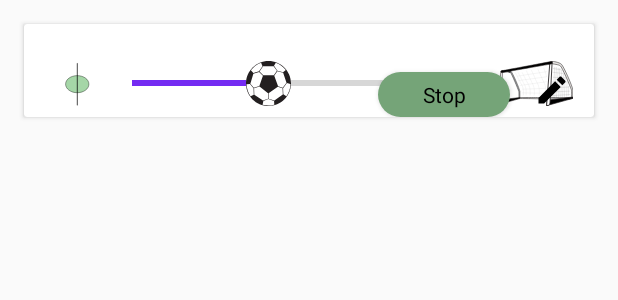
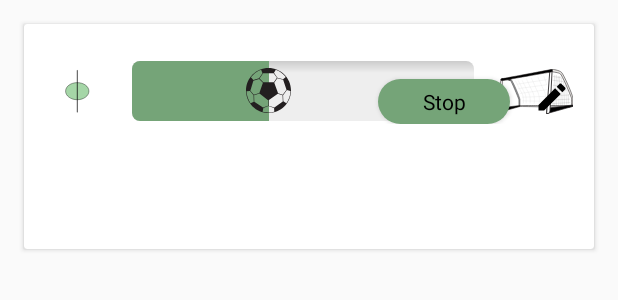
Before and after one commit to petemit/CapstoneProject, an Android app: the layout goal_list_content_less.xml on its own in the app's theme, with its tools: preview values and no code run, on a phone screen of 412 x 824 dp. Shown: the top 300 px of the screen. Run offline under Robolectric (Android 15) with nearby library versions, the phone set to English and light mode, and no system bars.

Commit message:
not been at the worst stopping place ever

```diff
--- a/TimeGoalie/app/src/main/java/us/mindbuilders/petemit/timegoalie/BaseApplication.java
+++ b/TimeGoalie/app/src/main/java/us/mindbuilders/petemit/timegoalie/BaseApplication.java
@@ -55,6 +55,13 @@ public class BaseApplication extends Application {
         goal3.setCreationDate(TimeGoalieDateUtils.getSqlDateString());
         goal3.setIsDaily(1);
         goal3.setIsWeekly(0);
+        Goal goal4 = new Goal();
+        goal4.setName("Take Nap");
+        goal4.setGoalTypeId(1);
+        goal4.setCreationDate(TimeGoalieDateUtils.getSqlDateString());
+        goal4.setIsDaily(1);
+        goal4.setIsWeekly(0);
+
 
         new InsertNewGoal(getBaseContext()).execute(goal);
         new InsertNewGoal(getBaseContext()).execute(goal2);
--- /dev/null
+++ b/TimeGoalie/app/src/main/res/drawable/seekbar.xml
@@ -0,0 +1,58 @@
+<?xml version="1.0" encoding="utf-8"?>
+<layer-list xmlns:android="http://schemas.android.com/apk/res/android">
+
+
+    <item android:id="@android:id/background" >
+
+        <shape>
+            <corners
+                android:radius="5dp" />
+            <gradient
+                android:angle="270"
+                android:startColor="#33000000"
+                android:centerColor="#11000000"
+                android:endColor="#11000000"
+                android:centerY="0.2"
+                android:type="linear"
+                />
+        </shape>
+    </item>
+    <item android:id="@android:id/secondaryProgress" >
+        <clip android:clipOrientation="horizontal" android:gravity="left" >
+            <shape>
+                <corners
+                    android:radius="5dp" />
+                <gradient
+                    android:startColor="@color/primaryDarkColor"
+                    android:centerColor="@color/primaryDarkColor"
+                    android:endColor="@color/primaryDarkColor"
+                    android:angle="0"
+                    />
+            </shape>
+        </clip>
+    </item>
+
+    <item android:id="@android:id/progress" >
+        <clip android:clipOrientation="horizontal" android:gravity="left" >
+            <shape>
+                <corners
+                    android:radius="5dp" />
+                <gradient
+                    android:startColor="@color/primaryDarkColor"
+                    android:centerColor="@color/primaryDarkColor"
+
+                    android:endColor="@color/primaryDarkColor"
+                    android:angle="0"
+                    />
+            </shape>
+        </clip>
+    </item>
+
+    <!--<item android:id="@android:id/progress"-->
+        <!--android:drawable="@drawable/seekbarbg"></item>-->
+    <!--<item android:id="@android:id/background">-->
+        <!--<scale android:drawable="@android:color/transparent"-->
+             <!--/>-->
+    <!--</item>-->
+
+</layer-list>
--- /dev/null
+++ b/TimeGoalie/app/src/main/res/drawable/seekbarbg.xml
@@ -0,0 +1,8 @@
+<?xml version="1.0" encoding="utf-8"?>
+<shape xmlns:android="http://schemas.android.com/apk/res/android"
+    android:shape="line">
+    <stroke
+        android:width="12dp"
+        android:color="@color/primaryDarkColor" />
+
+</shape>
--- a/TimeGoalie/app/src/main/res/drawable/soccerball_small.xml
+++ b/TimeGoalie/app/src/main/res/drawable/soccerball_small.xml
@@ -2,6 +2,7 @@
     xmlns:android="http://schemas.android.com/apk/res/android"
     android:width="30dp"
     android:height="30dp"
+
     android:viewportWidth="30"
     android:viewportHeight="30">
     <group
--- a/TimeGoalie/app/src/main/res/layout/goal_list_content_less.xml
+++ b/TimeGoalie/app/src/main/res/layout/goal_list_content_less.xml
@@ -4,7 +4,7 @@
     xmlns:app="http://schemas.android.com/apk/res-auto"
     xmlns:tools="http://schemas.android.com/tools"
     android:layout_width="match_parent"
-    android:layout_height="wrap_content"
+    android:layout_height="150dp"
     android:layout_marginLeft="@dimen/left_margin"
     android:layout_marginRight="@dimen/right_margin"
     android:layout_marginTop="@dimen/top_margin">
--- a/TimeGoalie/app/src/main/res/layout/goal_list_content_yes_no.xml
+++ b/TimeGoalie/app/src/main/res/layout/goal_list_content_yes_no.xml
@@ -34,8 +34,8 @@
         <ImageView
             android:id="@+id/soccer_ball_image"
 
-            android:layout_width="@dimen/midfield_image_size"
-            android:layout_height="@dimen/midfield_image_size"
+            android:layout_width="@dimen/soccerball_size"
+            android:layout_height="@dimen/soccerball_size"
             android:background="@drawable/anim_soccerball_small"
             android:paddingLeft="@dimen/left_margin"
             app:layout_constraintLeft_toRightOf="@+id/goal_image"
--- a/TimeGoalie/app/src/main/res/layout/goal_progress_bar_layout.xml
+++ b/TimeGoalie/app/src/main/res/layout/goal_progress_bar_layout.xml
@@ -2,9 +2,13 @@
 <android.support.v7.widget.AppCompatSeekBar xmlns:android="http://schemas.android.com/apk/res/android"
     android:id="@+id/goalProgressBar"
     style="?android:attr/progressBarStyleHorizontal"
+    android:progressDrawable="@drawable/seekbar"
     android:layout_width="@dimen/progress_bar_width"
-    android:layout_height="40dp"
+    android:layout_height="wrap_content"
     android:layout_marginStart="@dimen/left_margin"
     android:mirrorForRtl="true"
+    android:splitTrack="false"
+    android:minHeight="40dp"
+    android:maxHeight="40dp"
     android:progress="40"
     android:thumb="@drawable/anim_soccerball_small"/>
--- a/TimeGoalie/app/src/main/res/values/dimens.xml
+++ b/TimeGoalie/app/src/main/res/values/dimens.xml
@@ -20,4 +20,5 @@
     <dimen name="number_picker_height">100dp</dimen>
     <dimen name="et_width">200dp</dimen>
     <dimen name="weekly_checkbox_height">70dp</dimen>
+    <dimen name="soccerball_size">30dp</dimen>
 </resources>
```
